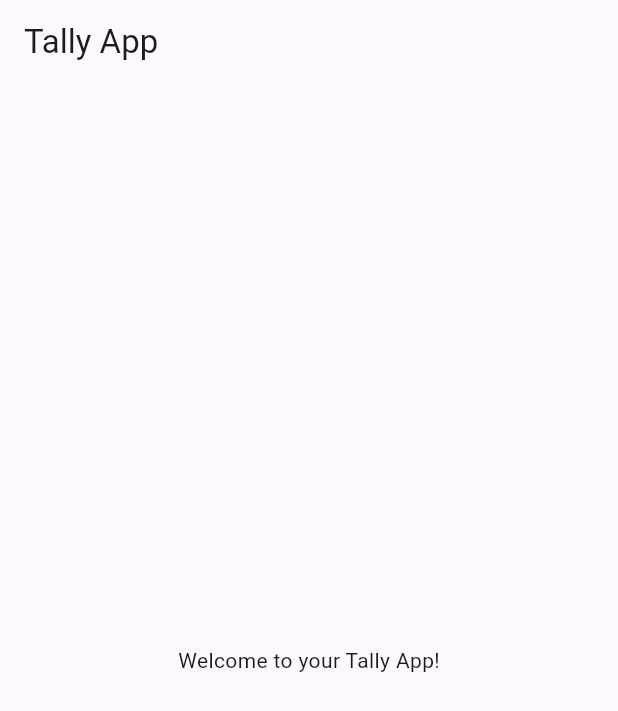
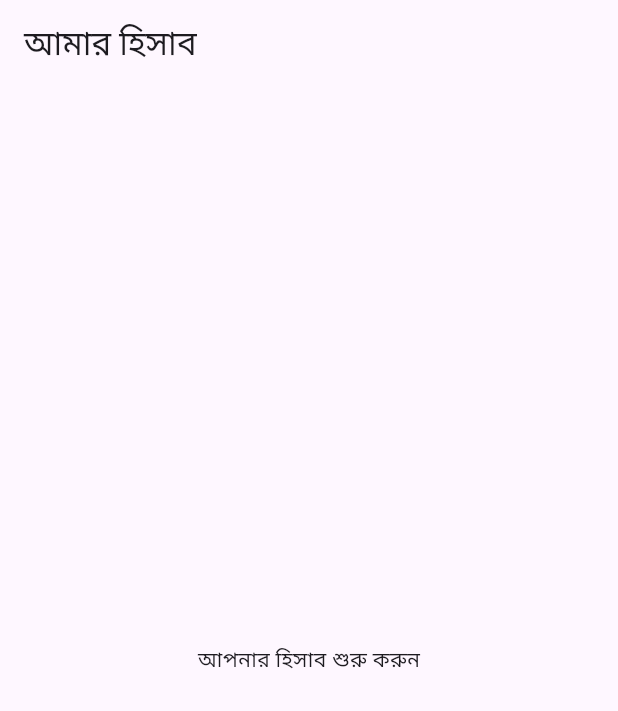
Before and after one commit to ibrahim88351/flutter-tally-app, a Flutter app: the screen it shows after launch, on a phone screen of 412 x 824 dp. Shown: the top 711 px of the screen. Run offline on Flutter 3.47's test engine with Material 3 defaults, Android fonts, the phone set to English and light mode, and no system bars.

Commit message:
Add files via upload

```diff
--- a/lib/main.dart
+++ b/lib/main.dart
@@ -8,9 +8,9 @@ class MyApp extends StatelessWidget {
   @override
   Widget build(BuildContext context) {
     return MaterialApp(
-      title: 'My Tally App',
+      title: 'আমার হিসাব',
       theme: ThemeData(
-        primarySwatch: Colors.teal,
+        primarySwatch: Colors.green,
       ),
       home: HomeScreen(),
     );
@@ -22,10 +22,10 @@ class HomeScreen extends StatelessWidget {
   Widget build(BuildContext context) {
     return Scaffold(
       appBar: AppBar(
-        title: Text('Tally App'),
+        title: Text('আমার হিসাব'),
       ),
       body: Center(
-        child: Text('Welcome to your Tally App!'),
+        child: Text('আপনার হিসাব শুরু করুন'),
       ),
     );
   }
```
